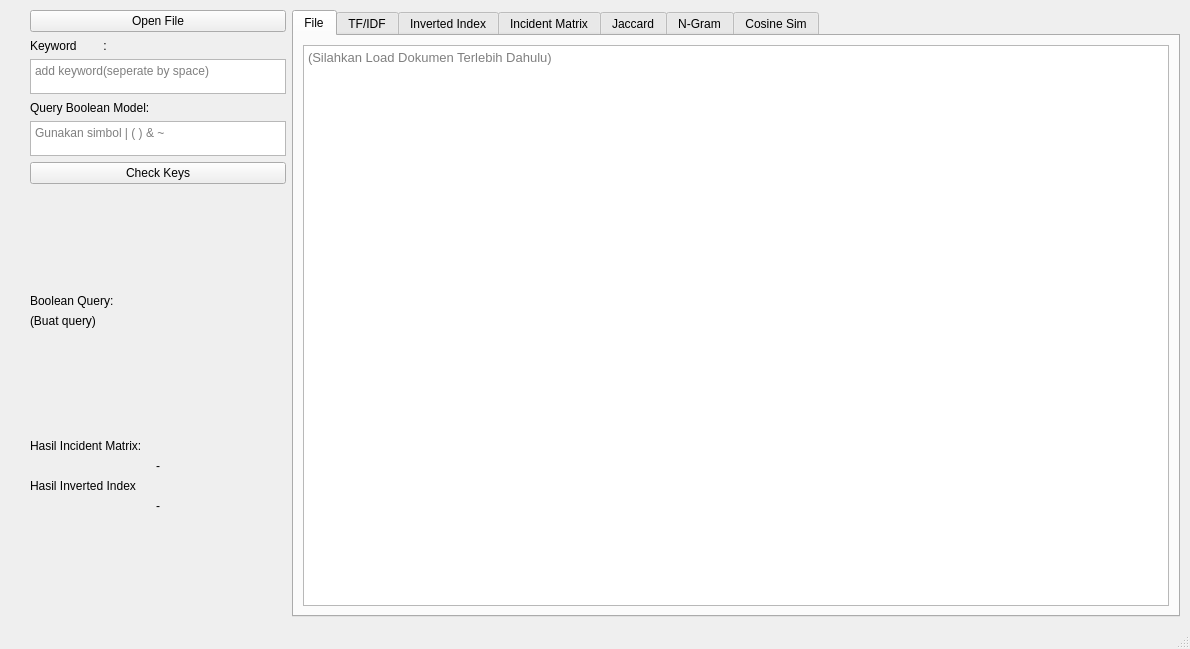
andre002wp/STKI-Semester-5, file main.ui: the form before one commit.
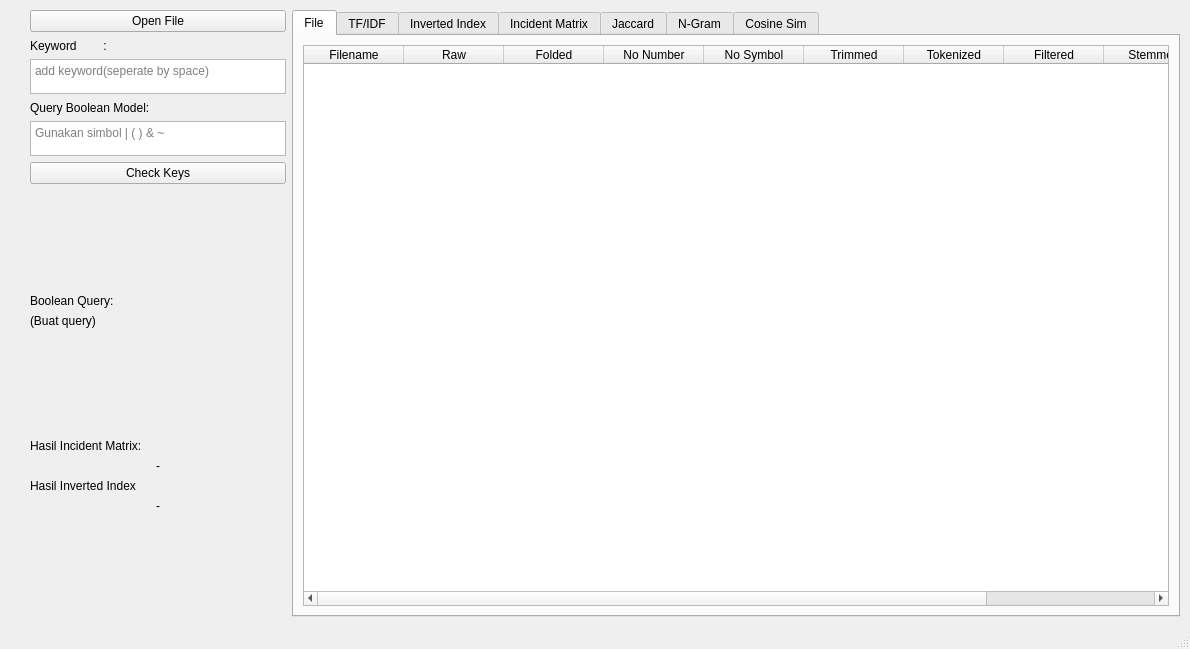
The form after the commit.

Commit message: use table in file tab

Diff of the .ui file:
```diff
--- a/main.ui
+++ b/main.ui
@@ -250,39 +250,57 @@
            </attribute>
            <layout class="QHBoxLayout" name="horizontalLayout_2">
             <item>
-             <widget class="QTextEdit" name="txt_document">
-              <property name="sizePolicy">
-               <sizepolicy hsizetype="Expanding" vsizetype="Ignored">
-                <horstretch>0</horstretch>
-                <verstretch>1</verstretch>
-               </sizepolicy>
-              </property>
-              <property name="minimumSize">
-               <size>
-                <width>0</width>
-                <height>0</height>
-               </size>
-              </property>
-              <property name="maximumSize">
-               <size>
-                <width>16777215</width>
-                <height>16777215</height>
-               </size>
-              </property>
-              <property name="font">
-               <font>
-                <pointsize>10</pointsize>
-               </font>
-              </property>
-              <property name="focusPolicy">
-               <enum>Qt::NoFocus</enum>
-              </property>
-              <property name="readOnly">
-               <bool>true</bool>
-              </property>
-              <property name="placeholderText">
-               <string>(Silahkan Load Dokumen Terlebih Dahulu)</string>
-              </property>
+             <widget class="QTableWidget" name="tbl_preprocess">
+              <column>
+               <property name="text">
+                <string>Filename</string>
+               </property>
+              </column>
+              <column>
+               <property name="text">
+                <string>Raw</string>
+               </property>
+              </column>
+              <column>
+               <property name="text">
+                <string>Folded</string>
+               </property>
+              </column>
+              <column>
+               <property name="text">
+                <string>No Number</string>
+               </property>
+              </column>
+              <column>
+               <property name="text">
+                <string>No Symbol</string>
+               </property>
+              </column>
+              <column>
+               <property name="text">
+                <string>Trimmed</string>
+               </property>
+              </column>
+              <column>
+               <property name="text">
+                <string>Tokenized</string>
+               </property>
+              </column>
+              <column>
+               <property name="text">
+                <string>Filtered</string>
+               </property>
+              </column>
+              <column>
+               <property name="text">
+                <string>Stemmed</string>
+               </property>
+              </column>
+              <column>
+               <property name="text">
+                <string>Filepath</string>
+               </property>
+              </column>
              </widget>
             </item>
            </layout>
```
Left out of the diff: 2 changed lines with no effect on the pictures. The commit also changes 1 other file.
